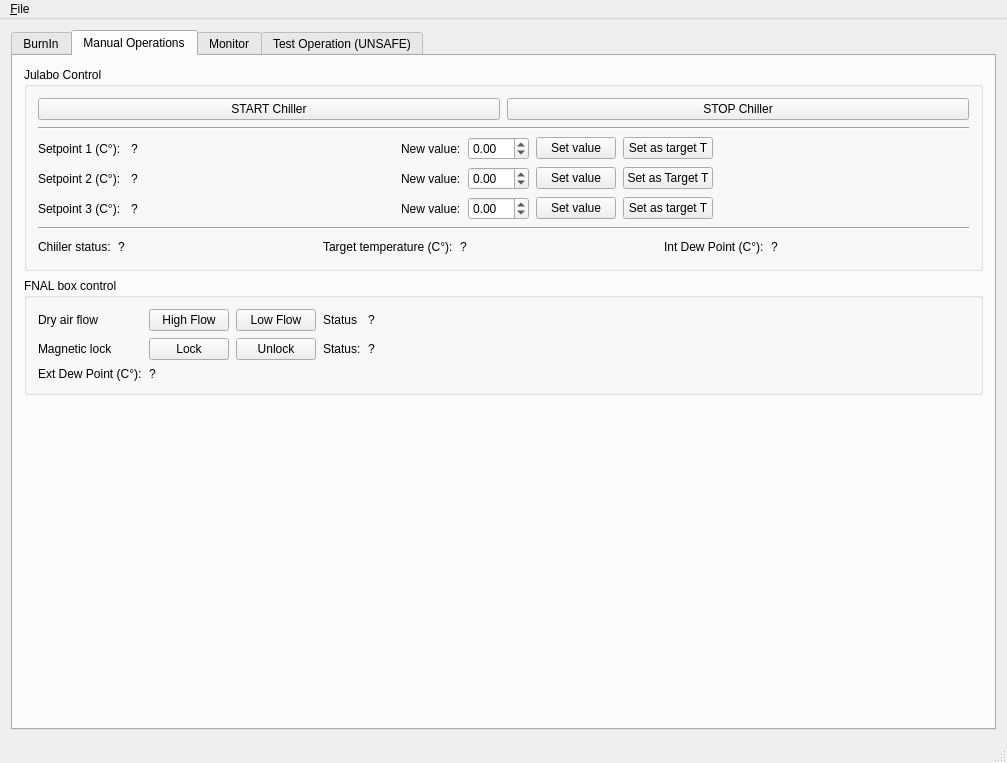
Old version of the form GUI.ui in the repository pisaoutertracker/BurnIn_Controller.
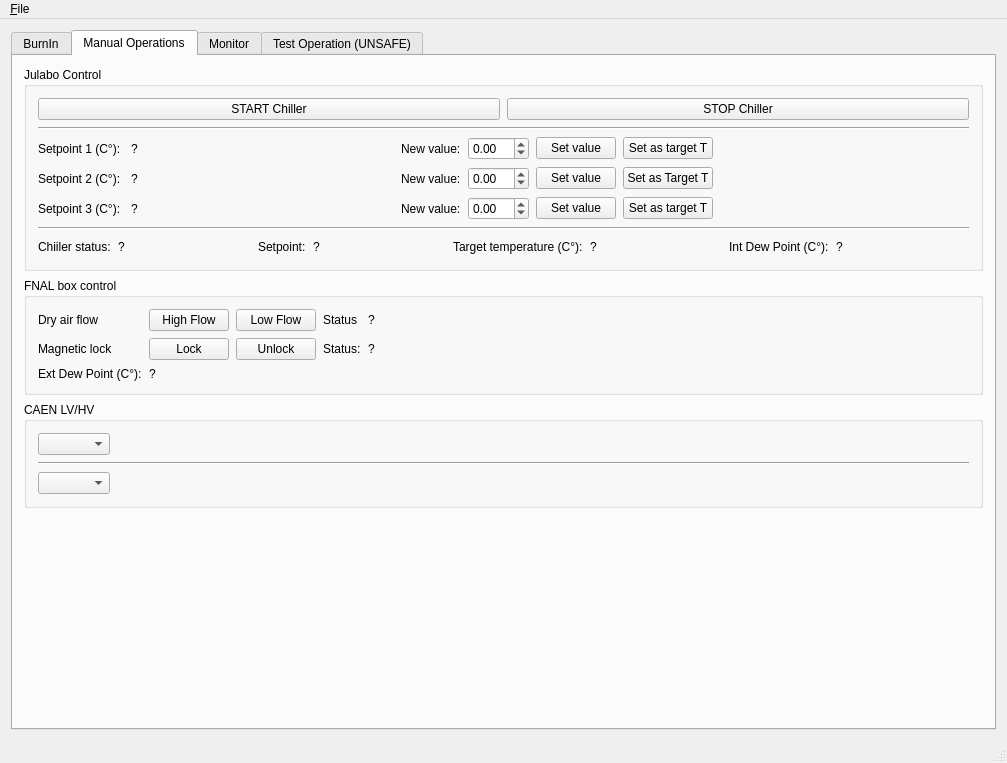
New version of the form. Icons and pictures are not drawn.

What changed in the file:
```diff
--- a/GUI.ui
+++ b/GUI.ui
@@ -312,6 +312,33 @@
                </property>
               </spacer>
              </item>
+             <item>
+              <widget class="QLabel" name="label_35">
+               <property name="text">
+                <string>Setpoint:</string>
+               </property>
+              </widget>
+             </item>
+             <item>
+              <widget class="QLabel" name="Ctrl_TSp_tag">
+               <property name="text">
+                <string>?</string>
+               </property>
+              </widget>
+             </item>
+             <item>
+              <spacer name="horizontalSpacer_9">
+               <property name="orientation">
+                <enum>Qt::Horizontal</enum>
+               </property>
+               <property name="sizeHint" stdset="0">
+                <size>
+                 <width>40</width>
+                 <height>20</height>
+                </size>
+               </property>
+              </spacer>
+             </item>
              <item>
               <widget class="QLabel" name="label_41">
                <property name="text">
@@ -477,6 +504,62 @@
           </layout>
          </widget>
         </item>
+        <item>
+         <widget class="QGroupBox" name="groupBox_11">
+          <property name="title">
+           <string>CAEN LV/HV</string>
+          </property>
+          <layout class="QVBoxLayout" name="verticalLayout_13">
+           <item>
+            <layout class="QHBoxLayout" name="horizontalLayout_2">
+             <item>
+              <widget class="QComboBox" name="comboBox"/>
+             </item>
+             <item>
+              <spacer name="horizontalSpacer_10">
+               <property name="orientation">
+                <enum>Qt::Horizontal</enum>
+               </property>
+               <property name="sizeHint" stdset="0">
+                <size>
+                 <width>40</width>
+                 <height>20</height>
+                </size>
+               </property>
+              </spacer>
+             </item>
+            </layout>
+           </item>
+           <item>
+            <widget class="Line" name="line_3">
+             <property name="orientation">
+              <enum>Qt::Horizontal</enum>
+             </property>
+            </widget>
+           </item>
+           <item>
+            <layout class="QHBoxLayout" name="horizontalLayout_3">
+             <item>
+              <widget class="QComboBox" name="comboBox_2"/>
+             </item>
+             <item>
+              <spacer name="horizontalSpacer_11">
+               <property name="orientation">
+                <enum>Qt::Horizontal</enum>
+               </property>
+               <property name="sizeHint" stdset="0">
+                <size>
+                 <width>40</width>
+                 <height>20</height>
+                </size>
+               </property>
+              </spacer>
+             </item>
+            </layout>
+           </item>
+          </layout>
+         </widget>
+        </item>
         <item>
          <spacer name="verticalSpacer_4">
           <property name="orientation">
@@ -1229,56 +1312,6 @@
            <string>FNAL Box</string>
           </property>
           <layout class="QVBoxLayout" name="verticalLayout_6">
-           <item>
-            <layout class="QHBoxLayout" name="horizontalLayout_2">
-             <item>
-              <widget class="QLabel" name="label_2">
-               <property name="text">
-                <string>Door magnet</string>
-               </property>
-              </widget>
-             </item>
-             <item>
-              <widget class="QPushButton" name="MagON_btn">
-               <property name="text">
-                <string>Magnet ON</string>
-               </property>
-              </widget>
-             </item>
-             <item>
-              <widget class="QPushButton" name="MagOFF_btn">
-               <property name="text">
-                <string>Magnet OFF</string>
-               </property>
-              </widget>
-             </item>
-            </layout>
-           </item>
-           <item>
-            <layout class="QHBoxLayout" name="horizontalLayout_3">
-             <item>
-              <widget class="QLabel" name="label_3">
-               <property name="text">
-                <string>Dry air Flow</string>
-               </property>
-              </widget>
-             </item>
-             <item>
-              <widget class="QPushButton" name="FLOWLow_btn">
-               <property name="text">
-                <string>LOW flow</string>
-               </property>
-              </widget>
-             </item>
-             <item>
-              <widget class="QPushButton" name="FLOWHigh_btn">
-               <property name="text">
-                <string>HIGH flow</string>
-               </property>
-              </widget>
-             </item>
-            </layout>
-           </item>
            <item>
             <layout class="QHBoxLayout" name="horizontalLayout_4">
              <item>
```
Left out of the diff: 184 changed lines with no effect on the pictures.
